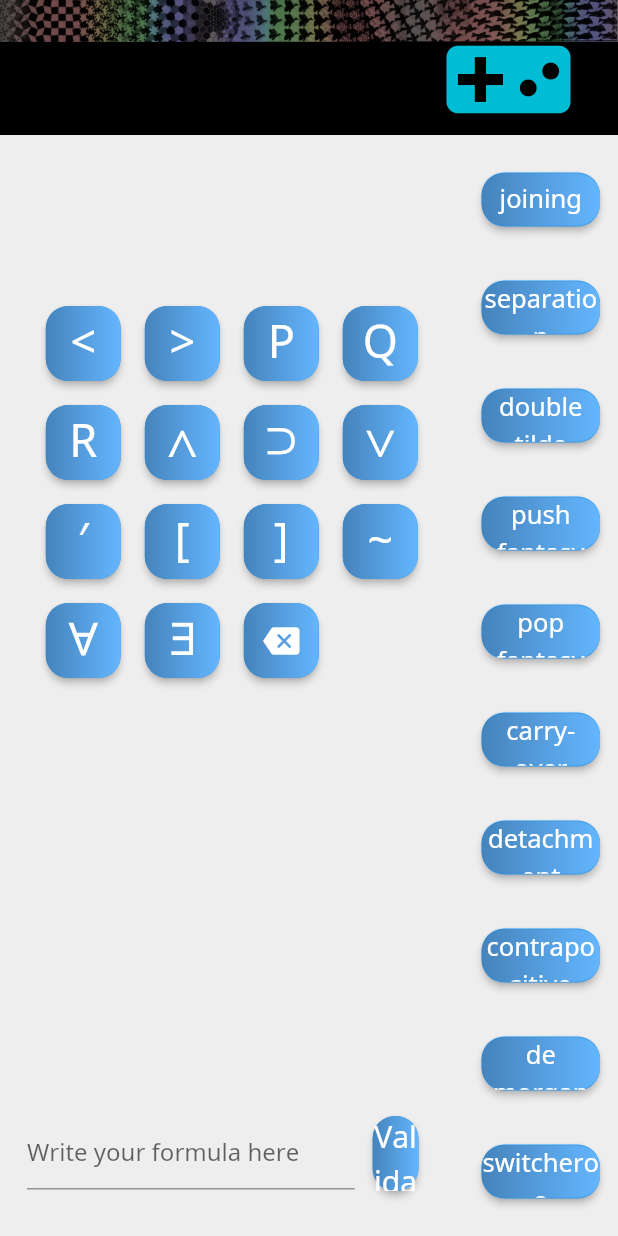
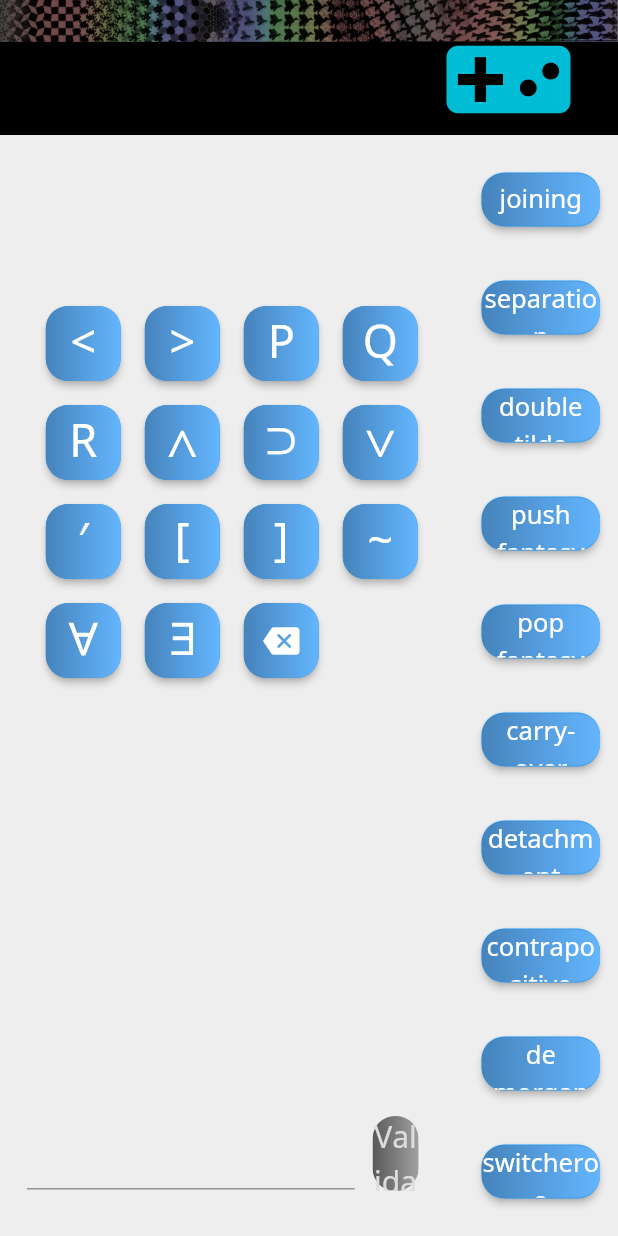
Before and after one commit to sobrienpdx/GEB, a Flutter app: the screen it shows after launch, on a phone screen of 412 x 824 dp. Run offline on Flutter 3.47's test engine with Material 2 defaults, Android fonts, the phone set to English and light mode, and no system bars.

Commit message:
Make validation button only available if it's appropriate to enter premise

```diff
--- a/lib/main.dart
+++ b/lib/main.dart
@@ -294,8 +294,8 @@ class _GEBState extends State<GEB> {
                           flex: 4,
                           child: TextFormField(
                             controller: _textController,
-                            decoration: const InputDecoration(
-                                hintText: 'Write your formula here'),
+                            decoration: state.isPremiseExpected ? const InputDecoration(
+                                hintText: 'Enter your premise'): null,
                           ),
                         ),
                         Flexible(
@@ -306,7 +306,7 @@ class _GEBState extends State<GEB> {
                               height: 50,
                               width: 100,
                               textSize: 20,
-                              onPressed: () {
+                              onPressed: state.isPremiseExpected ? () {
                                 setState(() {
                                   try {
                                     DerivationLine line =
@@ -320,10 +320,11 @@ class _GEBState extends State<GEB> {
                                   } catch (e) {
                                     validationColor = Colors.pink;
                                     messageToUser =
-                                        "☹️ ☹️ ☹️ Your formula is bad. You should feel bad. ☹️ ☹️ ☹️ ️";
+                                        "Your formula is bad. You have failed.️";
                                   }
                                 });
-                              },
+                              } : null,
+                              disabled: state.isPremiseExpected && (_textController.text.length > 0)? false : true,
                               text: "Validate",
                             ),
                           ),
--- a/lib/widgets/base_button.dart
+++ b/lib/widgets/base_button.dart
@@ -8,6 +8,7 @@ class BaseButton extends StatelessWidget {
   final double width;
   final double height;
   final double textSize;
+  final bool disabled;
 
   const BaseButton(
       {Key? key,
@@ -16,7 +17,8 @@ class BaseButton extends StatelessWidget {
       this.icon,
       this.height = 50,
       this.width = 50,
-      this.textSize = 30})
+      this.textSize = 30,
+      this.disabled = false})
       : super(key: key);
 
   @override
@@ -24,6 +26,11 @@ class BaseButton extends StatelessWidget {
     var gradientStart = Color(0xff4583bb);
     var gradientEnd = Color(0xff64B6FF);
     var buttonColor = Colors.white;
+    if (disabled) {
+      gradientEnd = Color(0xffa0a0a0);
+      gradientStart = Color(0xff595959);
+      buttonColor = Color(0xffdddddd);
+    }
 
     return SizedBox(
       width: width,
```
